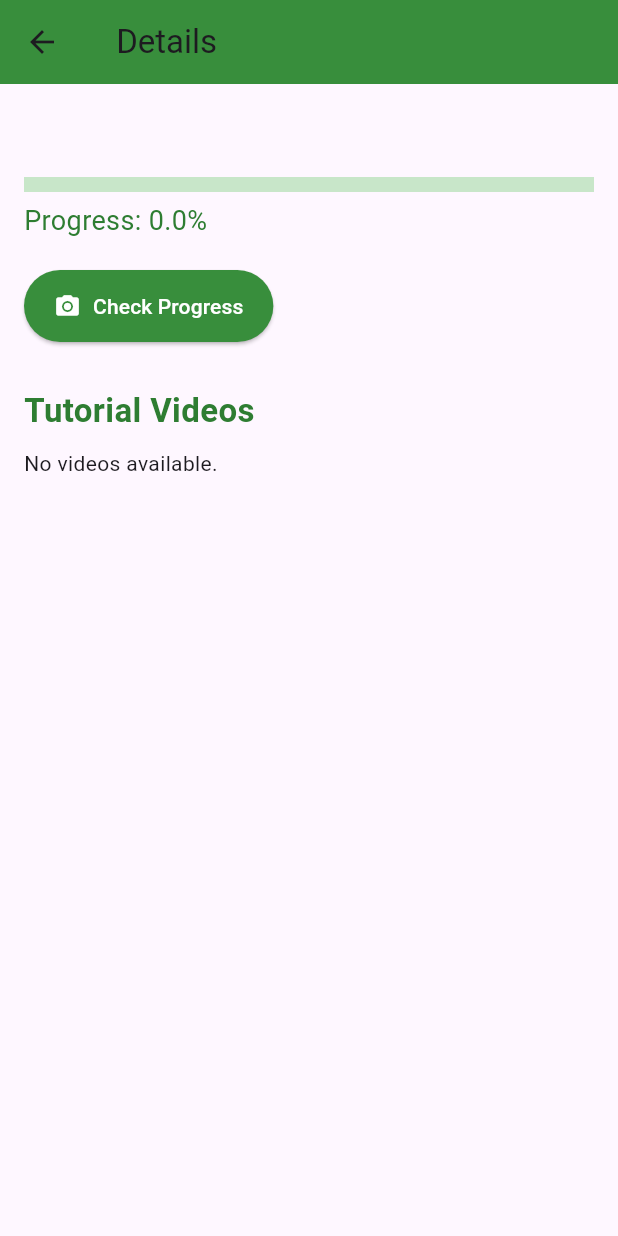
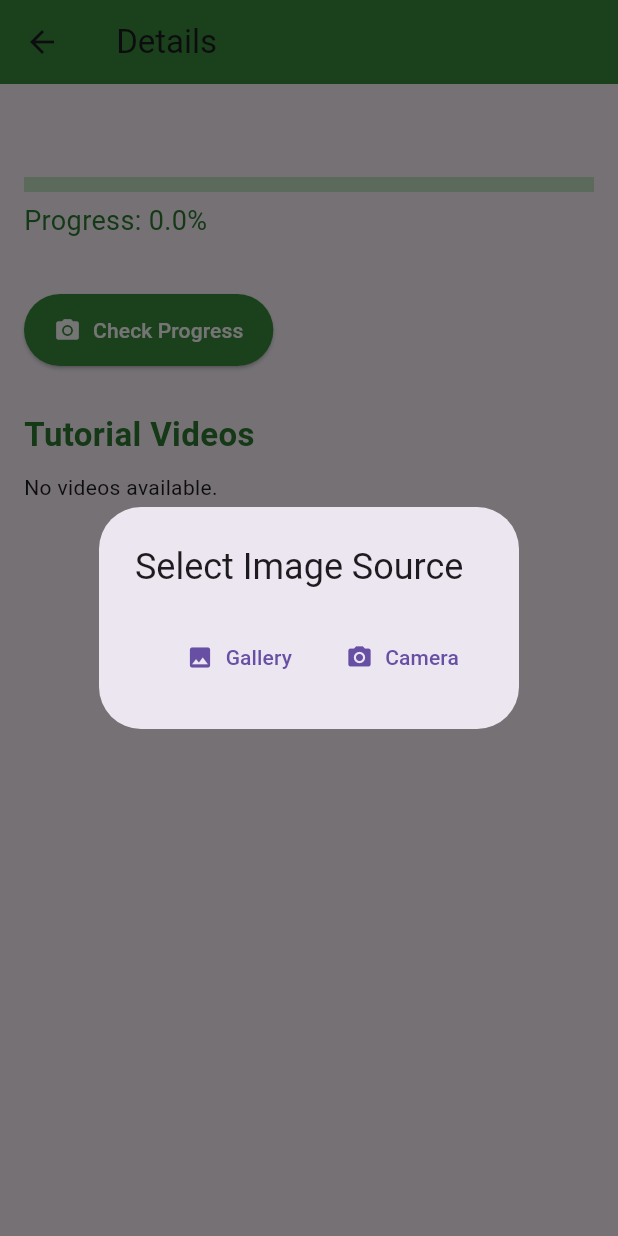
Before and after one commit to xxiimcha/lk-mobile, a Flutter app: the PlantDetailsScreen screen opened directly with empty values, after a tap on "Check Progress", on a phone screen of 412 x 824 dp. Run offline on Flutter 3.47's test engine with Material 3 defaults, Android fonts, the phone set to English and light mode, and no system bars; our stand-ins replace firebase_core, firebase_storage, image_picker, shared_preferences, video_player; missing offline and left inert: mailer; accounts and stored records are empty; network calls fail.

Commit message:
Removed TFLITE and use flask integration instead

```diff
--- a/lib/screens/plant_details.screen.dart
+++ b/lib/screens/plant_details.screen.dart
@@ -3,7 +3,6 @@ import 'dart:io';
 import 'package:flutter/material.dart';
 import 'package:image_picker/image_picker.dart';
 import 'package:path_provider/path_provider.dart';
-import 'package:tflite_flutter/tflite_flutter.dart' as tfl;
 import 'dart:typed_data';
 import 'package:image/image.dart' as img;
 import '../widgets/VideoPlayerWidget.dart';
@@ -23,23 +22,16 @@ class _PlantDetailsScreenState extends State<PlantDetailsScreen> {
   List<Map<String, String>> videoDetails = [];
   bool isLoadingVideos = true;
   double progress = 0.0;
-  late tfl.Interpreter _interpreter;
+
+  String? predictedLabel;
+  String? predictedConfidence;
+  String? selectedImagePath;
 
   @override
   void initState() {
     super.initState();
-    print("Plant data received: ${widget.plant}"); // Debugging
-    _loadTFLiteModel();
+    print("Plant data received: ${widget.plant}");
     _loadVideosFromCloudinary();
-  }
-
-  Future<void> _loadTFLiteModel() async {
-    try {
-      _interpreter = await tfl.Interpreter.fromAsset("assets/plant_growth_stage_model.tflite");
-      print("✅ Model loaded successfully");
-    } catch (e) {
-      print("❌ Error loading TFLite model: $e");
-    }
   }
 
 Future<void> _loadVideosFromCloudinary() async {
@@ -97,12 +89,40 @@ String _formatTitle(String rawTitle) {
     final partNumber = match.group(1);
     return 'Part $partNumber';
   }
-  return 'Tutorial Video';
+  return 'Tutorial Video'; // fallback
 }
 
 Future<void> _analyzePlantProgress() async {
-    final ImagePicker picker = ImagePicker();
-    final XFile? imageFile = await picker.pickImage(source: ImageSource.camera);
+  final ImageSource? source = await showDialog<ImageSource>(
+    context: context,
+    builder: (context) => AlertDialog(
+      title: Text('Select Image Source'),
+      actions: [
+        TextButton.icon(
+          icon: Icon(Icons.photo),
+          label: Text('Gallery'),
+          onPressed: () => Navigator.pop(context, ImageSource.gallery),
+        ),
+        TextButton.icon(
+          icon: Icon(Icons.camera_alt),
+          label: Text('Camera'),
+          onPressed: () {
+            // Allow camera only on supported platforms
+            if (Platform.isAndroid || Platform.isIOS) {
+              Navigator.pop(context, ImageSource.camera);
+            } else {
+              Navigator.pop(context, ImageSource.gallery); // fallback
+            }
+          },
+        ),
+      ],
+    ),
+  );
+
+  if (source == null) return;
+
+  final picker = ImagePicker();
+  final XFile? imageFile = await picker.pickImage(source: source);
 
   if (imageFile == null) {
     print("⚠ No image selected.");
@@ -110,55 +130,72 @@ String _formatTitle(String rawTitle) {
   }
 
   try {
-      List<List<List<double>>> input = preprocessImage(imageFile.path);
-      var output = List.filled(1, 0).reshape([1, 1]);
+    final uri = Uri.parse('https://lk-flask.onrender.com/predict'); // Replace with your backend URL
 
-      _interpreter.run(input, output);
+    var request = http.MultipartRequest('POST', uri);
+    request.files.add(await http.MultipartFile.fromPath('image', imageFile.path));
+
+    final response = await request.send();
+
+    if (response.statusCode == 200) {
+      final respStr = await response.stream.bytesToString();
+      final decoded = jsonDecode(respStr);
+
+      String predictedLabel = decoded['prediction'];
+      String predictedConfidence = (decoded['confidence'] * 100).toStringAsFixed(1);
+
       setState(() {
-        progress = output[0][0] * 100;
+        this.predictedLabel = predictedLabel;
+        this.predictedConfidence = predictedConfidence;
+        this.progress = double.tryParse(predictedConfidence) ?? 0.0;
+        this.selectedImagePath = imageFile.path;
       });
 
+      print("✅ Prediction: $predictedLabel ($predictedConfidence%)");
+    } else {
+      print("❌ Server error: ${response.statusCode}");
       ScaffoldMessenger.of(context).showSnackBar(
-        SnackBar(content: Text("✅ Progress updated based on analysis!")),
+        SnackBar(content: Text("Prediction failed: ${response.statusCode}")),
       );
-
+    }
   } catch (e) {
-      print("❌ Error analyzing plant progress: $e");
+    print("❌ Error sending image to Flask: $e");
+    ScaffoldMessenger.of(context).showSnackBar(
+      SnackBar(content: Text("Prediction failed.")),
+    );
   }
 }
 
-  List<List<List<double>>> preprocessImage(String imagePath) {
-    File imageFile = File(imagePath);
-    Uint8List imageBytes = imageFile.readAsBytesSync();
-    img.Image? image = img.decodeImage(imageBytes);
-
-    if (image == null) {
-      throw Exception("Error decoding image.");
+Future<List<String>> _loadLabels() async {
+  final labelString = await DefaultAssetBundle.of(context).loadString('assets/label_names.txt');
+  return labelString.split('\n').where((line) => line.trim().isNotEmpty).toList();
 }
 
-    img.Image resizedImage = img.copyResize(image, width: 224, height: 224);
+Uint8List imageToByteListFloat32(img.Image image, int inputSize) {
+  var convertedBytes = Float32List(1 * inputSize * inputSize * 3);
+  var buffer = Float32List.view(convertedBytes.buffer);
+  int pixelIndex = 0;
 
-    List<List<List<double>>> input = List.generate(
-      224,
-      (y) => List.generate(
-        224,
-        (x) {
-          img.Pixel pixel = resizedImage.getPixel(x, y);
-          return [
-            pixel.r.toDouble() / 255.0,
-            pixel.g.toDouble() / 255.0,
-            pixel.b.toDouble() / 255.0,
-          ];
-        },
-      ),
-    );
+  for (int y = 0; y < inputSize; y++) {
+    for (int x = 0; x < inputSize; x++) {
+      final pixel = image.getPixel(x, y);
 
-    return input;
+      final r = (pixel >> 16) & 0xFF;
+      final g = (pixel >> 8) & 0xFF;
+      final b = (pixel) & 0xFF;
+
+      buffer[pixelIndex++] = r / 255.0;
+      buffer[pixelIndex++] = g / 255.0;
+      buffer[pixelIndex++] = b / 255.0;
     }
+  }
+
+  return convertedBytes.buffer.asUint8List();
+}
+
 
   @override
   void dispose() {
-    _interpreter.close();
     super.dispose();
   }
 
@@ -191,6 +228,53 @@ Widget build(BuildContext context) {
               'Progress: ${progress.toStringAsFixed(1)}%',
               style: TextStyle(fontSize: 18, color: Colors.green.shade800),
             ),
+            SizedBox(height: 16),
+            if (predictedLabel != null && predictedConfidence != null)
+              Container(
+                decoration: BoxDecoration(
+                  color: Colors.green.shade50,
+                  borderRadius: BorderRadius.circular(12),
+                  border: Border.all(color: Colors.green.shade200),
+                ),
+                padding: EdgeInsets.all(12),
+                child: Row(
+                  crossAxisAlignment: CrossAxisAlignment.center,
+                  children: [
+                    if (selectedImagePath != null)
+                      ClipRRect(
+                        borderRadius: BorderRadius.circular(8),
+                        child: Image.file(
+                          File(selectedImagePath!),
+                          width: 80,
+                          height: 80,
+                          fit: BoxFit.cover,
+                        ),
+                      ),
+                    SizedBox(width: 16),
+                    Expanded(
+                      child: Column(
+                        crossAxisAlignment: CrossAxisAlignment.start,
+                        children: [
+                          Text(
+                            'Prediction:',
+                            style: TextStyle(fontWeight: FontWeight.bold, fontSize: 16, color: Colors.green.shade900),
+                          ),
+                          Text(
+                            predictedLabel!,
+                            style: TextStyle(fontSize: 18, color: Colors.black87),
+                          ),
+                          SizedBox(height: 4),
+                          Text(
+                            'Confidence: $predictedConfidence%',
+                            style: TextStyle(fontSize: 14, color: Colors.green.shade700),
+                          ),
+                        ],
+                      ),
+                    )
+                  ],
+                ),
+              ),
+
             SizedBox(height: 20),
             ElevatedButton.icon(
               onPressed: _analyzePlantProgress,
```
Also changed, not shown: assets/label_names.txt (added, +15 -0 lines), lib/screens/profile.screen.dart (+7 -1 lines), pubspec.yaml (+5 -3 lines), pubspec.lock, 4 other files. Lines whose indentation alone changed are shown as unchanged.
